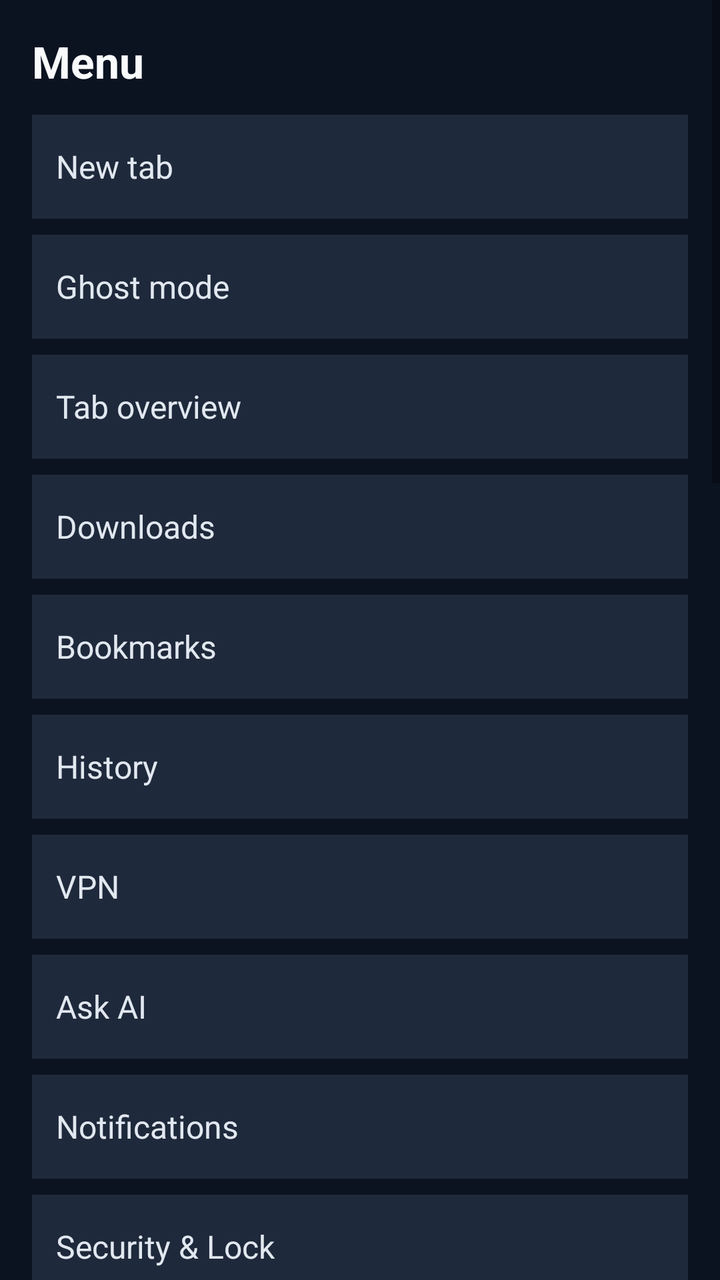
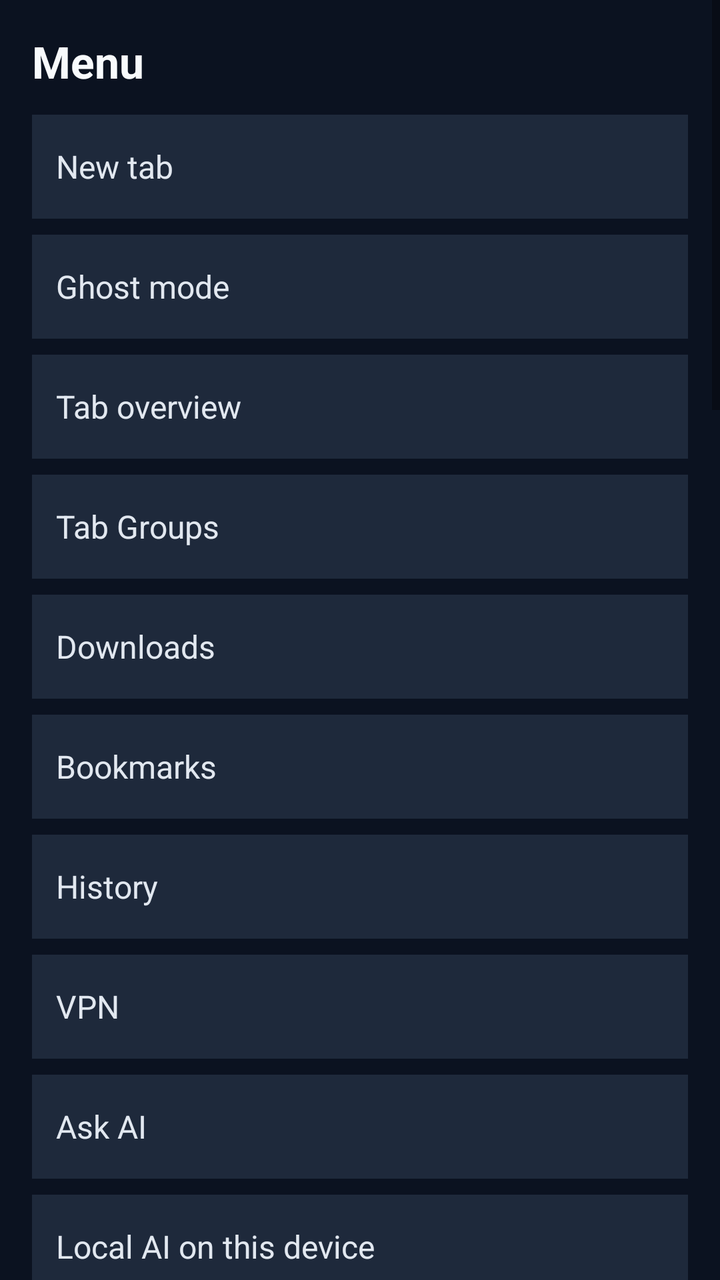

The first picture is an Android layout as it rendered before a commit; the second is the same layout after the commit. The layout source and the unified diff follow.
<!-- AndroidManifest.xml: activity theme Theme.Phormi -->
<!-- res/layout/activity_menu.xml -->
<?xml version="1.0" encoding="utf-8"?>
<ScrollView xmlns:android="http://schemas.android.com/apk/res/android"
    android:layout_width="match_parent"
    android:layout_height="match_parent"
    android:background="#0B1220"
    android:fillViewport="true">

    <LinearLayout
        android:layout_width="match_parent"
        android:layout_height="wrap_content"
        android:orientation="vertical"
        android:padding="16dp">

        <TextView
            android:layout_width="match_parent"
            android:layout_height="wrap_content"
            android:text="Menu"
            android:textColor="#F8FAFC"
            android:textSize="22sp"
            android:textStyle="bold"
            android:paddingBottom="12dp" />

        <TextView
            android:id="@+id/menu_new_tab"
            android:layout_width="match_parent"
            android:layout_height="52dp"
            android:gravity="center_vertical"
            android:text="New tab"
            android:textColor="#E2E8F0"
            android:textSize="16sp"
            android:paddingStart="12dp"
            android:paddingEnd="12dp"
            android:background="#1E293B"
            android:clickable="true"
            android:focusable="true" />

        <TextView
            android:id="@+id/menu_ghost"
            android:layout_width="match_parent"
            android:layout_height="52dp"
            android:layout_marginTop="8dp"
            android:gravity="center_vertical"
            android:text="Ghost mode"
            android:textColor="#E2E8F0"
            android:textSize="16sp"
            android:paddingStart="12dp"
            android:paddingEnd="12dp"
            android:background="#1E293B"
            android:clickable="true"
            android:focusable="true" />

        <TextView
            android:id="@+id/menu_tabs"
            android:layout_width="match_parent"
            android:layout_height="52dp"
            android:layout_marginTop="8dp"
            android:gravity="center_vertical"
            android:text="Tab overview"
            android:textColor="#E2E8F0"
            android:textSize="16sp"
            android:paddingStart="12dp"
            android:paddingEnd="12dp"
            android:background="#1E293B"
            android:clickable="true"
            android:focusable="true" />

        <TextView
            android:id="@+id/menu_downloads"
            android:layout_width="match_parent"
            android:layout_height="52dp"
            android:layout_marginTop="8dp"
            android:gravity="center_vertical"
            android:text="Downloads"
            android:textColor="#E2E8F0"
            android:textSize="16sp"
            android:paddingStart="12dp"
            android:paddingEnd="12dp"
            android:background="#1E293B"
            android:clickable="true"
            android:focusable="true" />

        <TextView
            android:id="@+id/menu_bookmarks"
            android:layout_width="match_parent"
            android:layout_height="52dp"
            android:layout_marginTop="8dp"
            android:gravity="center_vertical"
            android:text="Bookmarks"
            android:textColor="#E2E8F0"
            android:textSize="16sp"
            android:paddingStart="12dp"
            android:paddingEnd="12dp"
            android:background="#1E293B"
            android:clickable="true"
            android:focusable="true" />

        <TextView
            android:id="@+id/menu_history"
            android:layout_width="match_parent"
            android:layout_height="52dp"
            android:layout_marginTop="8dp"
            android:gravity="center_vertical"
            android:text="History"
            android:textColor="#E2E8F0"
            android:textSize="16sp"
            android:paddingStart="12dp"
            android:paddingEnd="12dp"
            android:background="#1E293B"
            android:clickable="true"
            android:focusable="true" />

        <TextView
            android:id="@+id/menu_vpn"
            android:layout_width="match_parent"
            android:layout_height="52dp"
            android:layout_marginTop="8dp"
            android:gravity="center_vertical"
            android:text="VPN"
            android:textColor="#E2E8F0"
            android:textSize="16sp"
            android:paddingStart="12dp"
            android:paddingEnd="12dp"
            android:background="#1E293B"
            android:clickable="true"
            android:focusable="true" />

        <TextView
            android:id="@+id/menu_ai"
            android:layout_width="match_parent"
            android:layout_height="52dp"
            android:layout_marginTop="8dp"
            android:gravity="center_vertical"
            android:text="Ask AI"
            android:textColor="#E2E8F0"
            android:textSize="16sp"
            android:paddingStart="12dp"
            android:paddingEnd="12dp"
            android:background="#1E293B"
            android:clickable="true"
            android:focusable="true" />

        <TextView
            android:id="@+id/menu_notifications"
            android:layout_width="match_parent"
            android:layout_height="52dp"
            android:layout_marginTop="8dp"
            android:gravity="center_vertical"
            android:text="Notifications"
            android:textColor="#E2E8F0"
            android:textSize="16sp"
            android:paddingStart="12dp"
            android:paddingEnd="12dp"
            android:background="#1E293B"
            android:clickable="true"
            android:focusable="true" />

        <TextView
            android:id="@+id/menu_security"
            android:layout_width="match_parent"
            android:layout_height="52dp"
            android:layout_marginTop="8dp"
            android:gravity="center_vertical"
            android:text="Security &amp; Lock"
            android:textColor="#E2E8F0"
            android:textSize="16sp"
            android:paddingStart="12dp"
            android:paddingEnd="12dp"
            android:background="#1E293B"
            android:clickable="true"
            android:focusable="true" />

        <TextView
            android:id="@+id/menu_site_lock"
            android:layout_width="match_parent"
            android:layout_height="52dp"
            android:layout_marginTop="8dp"
            android:gravity="center_vertical"
            android:text="Protect active site"
            android:textColor="#E2E8F0"
            android:textSize="16sp"
            android:paddingStart="12dp"
            android:paddingEnd="12dp"
            android:background="#1E293B"
            android:clickable="true"
            android:focusable="true" />

        <TextView
            android:id="@+id/menu_find"
            android:layout_width="match_parent"
            android:layout_height="52dp"
            android:layout_marginTop="8dp"
            android:gravity="center_vertical"
            android:text="Find in page"
            android:textColor="#E2E8F0"
            android:textSize="16sp"
            android:paddingStart="12dp"
            android:paddingEnd="12dp"
            android:background="#1E293B"
            android:clickable="true" android:focusable="true" />

        <TextView
            android:id="@+id/menu_share"
            android:layout_width="match_parent"
            android:layout_height="52dp"
            android:layout_marginTop="8dp"
            android:gravity="center_vertical"
            android:text="Share current page"
            android:textColor="#E2E8F0"
            android:textSize="16sp"
            android:paddingStart="12dp"
            android:paddingEnd="12dp"
            android:background="#1E293B"
            android:clickable="true" android:focusable="true" />

        <TextView
            android:id="@+id/menu_navigation_lens"
            android:layout_width="match_parent"
            android:layout_height="52dp"
            android:layout_marginTop="8dp"
            android:gravity="center_vertical"
            android:text="Navigation Lens"
            android:textColor="#E2E8F0"
            android:textSize="16sp"
            android:paddingStart="12dp"
            android:paddingEnd="12dp"
            android:background="#1E293B"
            android:clickable="true"
            android:focusable="true" />

        <TextView
            android:id="@+id/menu_object_anchors"
            android:layout_width="match_parent"
            android:layout_height="52dp"
            android:layout_marginTop="8dp"
            android:gravity="center_vertical"
            android:text="Object Anchors"
            android:textColor="#E2E8F0"
            android:textSize="16sp"
            android:paddingStart="12dp"
            android:paddingEnd="12dp"
            android:background="#1E293B"
            android:clickable="true"
            android:focusable="true" />

        <TextView
            android:id="@+id/menu_same_page_split"
            android:layout_width="match_parent"
            android:layout_height="52dp"
            android:layout_marginTop="8dp"
            android:gravity="center_vertical"
            android:text="Same page in Split Screen"
            android:textColor="#E2E8F0"
            android:textSize="16sp"
            android:paddingStart="12dp"
            android:paddingEnd="12dp"
            android:background="#1E293B"
            android:clickable="true"
            android:focusable="true" />

        <TextView
            android:id="@+id/menu_browser_lock"
            android:layout_width="match_parent"
            android:layout_height="52dp"
            android:layout_marginTop="8dp"
            android:gravity="center_vertical"
            android:text="Browser Lock"
            android:textColor="#E2E8F0"
            android:textSize="16sp"
            android:paddingStart="12dp"
            android:paddingEnd="12dp"
            android:background="#1E293B"
            android:clickable="true"
            android:focusable="true" />

        <TextView
            android:id="@+id/menu_pull_to_refresh"
            android:layout_width="match_parent"
            android:layout_height="52dp"
            android:layout_marginTop="8dp"
            android:gravity="center_vertical"
            android:text="Pull-to-refresh"
            android:textColor="#E2E8F0"
            android:textSize="16sp"
            android:paddingStart="12dp"
            android:paddingEnd="12dp"
            android:background="#1E293B"
            android:clickable="true"
            android:focusable="true" />

        <TextView
            android:id="@+id/menu_keep_screen_on"
            android:layout_width="match_parent"
            android:layout_height="52dp"
            android:layout_marginTop="8dp"
            android:gravity="center_vertical"
            android:text="Keep screen on"
            android:textColor="#E2E8F0"
            android:textSize="16sp"
            android:paddingStart="12dp"
            android:paddingEnd="12dp"
            android:background="#1E293B"
            android:clickable="true"
            android:focusable="true" />

        <TextView
            android:id="@+id/menu_split_screen"
            android:layout_width="match_parent"
            android:layout_height="52dp"
            android:layout_marginTop="8dp"
            android:gravity="center_vertical"
            android:text="Split screen"
            android:textColor="#E2E8F0"
            android:textSize="16sp"
            android:paddingStart="12dp"
            android:paddingEnd="12dp"
            android:background="#1E293B"
            android:clickable="true"
            android:focusable="true" />

        <TextView
            android:id="@+id/menu_desktop_mode"
            android:layout_width="match_parent"
            android:layout_height="52dp"
            android:layout_marginTop="8dp"
            android:gravity="center_vertical"
            android:text="Desktop mode"
            android:textColor="#E2E8F0"
            android:textSize="16sp"
            android:paddingStart="12dp"
            android:paddingEnd="12dp"
            android:background="#1E293B"
            android:clickable="true"
            android:focusable="true" />

        <TextView
            android:id="@+id/menu_favorite"
            android:layout_width="match_parent"
            android:layout_height="52dp"
            android:layout_marginTop="8dp"
            android:gravity="center_vertical"
            android:text="⬡ Add current page to Favorites"
            android:textColor="#E2E8F0"
            android:textSize="16sp"
            android:paddingStart="12dp"
            android:paddingEnd="12dp"
            android:background="#1E293B"
            android:clickable="true"
            android:focusable="true" />

        <TextView
            android:id="@+id/menu_tab_retention"
            android:layout_width="match_parent"
            android:layout_height="52dp"
            android:layout_marginTop="8dp"
            android:gravity="center_vertical"
            android:text="Tab retention"
            android:textColor="#E2E8F0"
            android:textSize="16sp"
            android:paddingStart="12dp"
            android:paddingEnd="12dp"
            android:background="#1E293B"
            android:clickable="true"
            android:focusable="true" />

        <TextView
            android:id="@+id/menu_theme"
            android:layout_width="match_parent"
            android:layout_height="52dp"
            android:layout_marginTop="8dp"
            android:gravity="center_vertical"
            android:text="Theme and wallpaper"
            android:textColor="#E2E8F0"
            android:textSize="16sp"
            android:paddingStart="12dp"
            android:paddingEnd="12dp"
            android:background="#1E293B"
            android:clickable="true"
            android:focusable="true" />

        <TextView
            android:id="@+id/menu_help"
            android:layout_width="match_parent"
            android:layout_height="52dp"
            android:layout_marginTop="8dp"
            android:gravity="center_vertical"
            android:text="Help"
            android:textColor="#E2E8F0"
            android:textSize="16sp"
            android:paddingStart="12dp"
            android:paddingEnd="12dp"
            android:background="#1E293B"
            android:clickable="true"
            android:focusable="true" />

        <TextView
            android:id="@+id/menu_settings"
            android:layout_width="match_parent"
            android:layout_height="52dp"
            android:layout_marginTop="8dp"
            android:gravity="center_vertical"
            android:text="Accounts &amp; sign-in"
            android:textColor="#E2E8F0"
            android:textSize="16sp"
            android:paddingStart="12dp"
            android:paddingEnd="12dp"
            android:background="#1E293B"
            android:clickable="true"
            android:focusable="true" />

        <TextView
            android:id="@+id/menu_close"
            android:layout_width="match_parent"
            android:layout_height="52dp"
            android:layout_marginTop="20dp"
            android:gravity="center"
            android:text="Close"
            android:textColor="#38BDF8"
            android:textSize="16sp"
            android:clickable="true"
            android:focusable="true" />
    </LinearLayout>
</ScrollView>
<!-- resources referenced by this layout -->
<resources>
  <style name="Theme.Phormi" parent="Theme.MaterialComponents.DayNight.NoActionBar">
          <item name="colorPrimary">#0F172A</item>
          <item name="colorPrimaryDark">#0F172A</item>
          <item name="colorAccent">#38BDF8</item>
          <item name="android:windowBackground">#0F172A</item>
      </style>
</resources>

<!-- the commit's change to res/layout/activity_menu.xml (unified diff, before → after) -->
@@ -65,6 +65,21 @@
             android:focusable="true" />
 
         <TextView
+            android:id="@+id/menu_groups"
+            android:layout_width="match_parent"
+            android:layout_height="52dp"
+            android:layout_marginTop="8dp"
+            android:gravity="center_vertical"
+            android:text="Tab Groups"
+            android:textColor="#E2E8F0"
+            android:textSize="16sp"
+            android:paddingStart="12dp"
+            android:paddingEnd="12dp"
+            android:background="#1E293B"
+            android:clickable="true"
+            android:focusable="true" />
+
+        <TextView
             android:id="@+id/menu_downloads"
             android:layout_width="match_parent"
             android:layout_height="52dp"
@@ -140,123 +155,64 @@
             android:focusable="true" />
 
         <TextView
+            android:id="@+id/menu_local_ai"
+            android:layout_width="match_parent"
+            android:layout_height="52dp"
+            android:layout_marginTop="8dp"
+            android:gravity="center_vertical"
+            android:text="Local AI on this device"
+            android:textColor="#E2E8F0"
+            android:textSize="16sp"
+            android:paddingStart="12dp"
+            android:paddingEnd="12dp"
+            android:background="#1E293B"
+            android:clickable="true"
+            android:focusable="true" />
+
+        <TextView
+            android:id="@+id/menu_video_analysis"
+            android:layout_width="match_parent"
+            android:layout_height="52dp"
+            android:layout_marginTop="8dp"
+            android:gravity="center_vertical"
+            android:text="Analyze current video with AI"
+            android:textColor="#E2E8F0"
+            android:textSize="16sp"
+            android:paddingStart="12dp"
+            android:paddingEnd="12dp"
+            android:background="#1E293B"
+            android:clickable="true"
+            android:focusable="true" />
+
+        <TextView
+            android:id="@+id/menu_keyboard"
+            android:layout_width="match_parent" android:layout_height="52dp" android:layout_marginTop="8dp" android:gravity="center_vertical"
+            android:text="Phormi Keyboard" android:textColor="#E2E8F0" android:textSize="16sp" android:paddingStart="12dp" android:paddingEnd="12dp" android:background="#1E293B" android:clickable="true" android:focusable="true" />
+        <TextView
+            android:id="@+id/menu_default_browser"
+            android:layout_width="match_parent" android:layout_height="52dp" android:layout_marginTop="8dp" android:gravity="center_vertical"
+            android:text="Default browser" android:textColor="#E2E8F0" android:textSize="16sp" android:paddingStart="12dp" android:paddingEnd="12dp" android:background="#1E293B" android:clickable="true" android:focusable="true" />
+        <TextView
+            android:id="@+id/menu_security"
+            android:layout_width="match_parent" android:layout_height="52dp" android:layout_marginTop="8dp" android:gravity="center_vertical"
+            android:text="Security Center" android:textColor="#E2E8F0" android:textSize="16sp" android:paddingStart="12dp" android:paddingEnd="12dp" android:background="#1E293B" android:clickable="true" android:focusable="true" />
+        <TextView
+            android:id="@+id/menu_site_lock"
+            android:layout_width="match_parent" android:layout_height="52dp" android:layout_marginTop="8dp" android:gravity="center_vertical"
+            android:text="Site lock" android:textColor="#E2E8F0" android:textSize="16sp" android:paddingStart="12dp" android:paddingEnd="12dp" android:background="#1E293B" android:clickable="true" android:focusable="true" />
+        <TextView
             android:id="@+id/menu_notifications"
-            android:layout_width="match_parent"
-            android:layout_height="52dp"
-            android:layout_marginTop="8dp"
-            android:gravity="center_vertical"
-            android:text="Notifications"
-            android:textColor="#E2E8F0"
-            android:textSize="16sp"
-            android:paddingStart="12dp"
-            android:paddingEnd="12dp"
-            android:background="#1E293B"
-            android:clickable="true"
-            android:focusable="true" />
-
-        <TextView
-            android:id="@+id/menu_security"
-            android:layout_width="match_parent"
-            android:layout_height="52dp"
-            android:layout_marginTop="8dp"
-            android:gravity="center_vertical"
-            android:text="Security &amp; Lock"
-            android:textColor="#E2E8F0"
-            android:textSize="16sp"
-            android:paddingStart="12dp"
-            android:paddingEnd="12dp"
-            android:background="#1E293B"
-            android:clickable="true"
-            android:focusable="true" />
-
-        <TextView
-            android:id="@+id/menu_site_lock"
-            android:layout_width="match_parent"
-            android:layout_height="52dp"
-            android:layout_marginTop="8dp"
-            android:gravity="center_vertical"
-            android:text="Protect active site"
-            android:textColor="#E2E8F0"
-            android:textSize="16sp"
-            android:paddingStart="12dp"
-            android:paddingEnd="12dp"
-            android:background="#1E293B"
-            android:clickable="true"
-            android:focusable="true" />
-
-        <TextView
-            android:id="@+id/menu_find"
-            android:layout_width="match_parent"
-            android:layout_height="52dp"
-            android:layout_marginTop="8dp"
-            android:gravity="center_vertical"
-            android:text="Find in page"
-            android:textColor="#E2E8F0"
-            android:textSize="16sp"
-            android:paddingStart="12dp"
-            android:paddingEnd="12dp"
-            android:background="#1E293B"
-            android:clickable="true" android:focusable="true" />
-
-        <TextView
-            android:id="@+id/menu_share"
-            android:layout_width="match_parent"
-            android:layout_height="52dp"
-            android:layout_marginTop="8dp"
-            android:gravity="center_vertical"
-            android:text="Share current page"
-            android:textColor="#E2E8F0"
-            android:textSize="16sp"
-            android:paddingStart="12dp"
-            android:paddingEnd="12dp"
-            android:background="#1E293B"
-            android:clickable="true" android:focusable="true" />
-
-        <TextView
-            android:id="@+id/menu_navigation_lens"
-            android:layout_width="match_parent"
-            android:layout_height="52dp"
-            android:layout_marginTop="8dp"
-            android:gravity="center_vertical"
-            android:text="Navigation Lens"
-            android:textColor="#E2E8F0"
-            android:textSize="16sp"
-            android:paddingStart="12dp"
-            android:paddingEnd="12dp"
-            android:background="#1E293B"
-            android:clickable="true"
-            android:focusable="true" />
-
-        <TextView
-            android:id="@+id/menu_object_anchors"
-            android:layout_width="match_parent"
-            android:layout_height="52dp"
-            android:layout_marginTop="8dp"
-            android:gravity="center_vertical"
-            android:text="Object Anchors"
-            android:textColor="#E2E8F0"
-            android:textSize="16sp"
-            android:paddingStart="12dp"
-            android:paddingEnd="12dp"
-            android:background="#1E293B"
-            android:clickable="true"
-            android:focusable="true" />
-
-        <TextView
-            android:id="@+id/menu_same_page_split"
-            android:layout_width="match_parent"
-            android:layout_height="52dp"
-            android:layout_marginTop="8dp"
-            android:gravity="center_vertical"
-            android:text="Same page in Split Screen"
-            android:textColor="#E2E8F0"
-            android:textSize="16sp"
-            android:paddingStart="12dp"
-            android:paddingEnd="12dp"
-            android:background="#1E293B"
-            android:clickable="true"
-            android:focusable="true" />
-
+            android:layout_width="match_parent" android:layout_height="52dp" android:layout_marginTop="8dp" android:gravity="center_vertical"
+            android:text="Notifications" android:textColor="#E2E8F0" android:textSize="16sp" android:paddingStart="12dp" android:paddingEnd="12dp" android:background="#1E293B" android:clickable="true" android:focusable="true" />
+        <TextView android:id="@+id/menu_find" android:layout_width="match_parent" android:layout_height="52dp" android:layout_marginTop="8dp" android:gravity="center_vertical" android:text="Find in page" android:textColor="#E2E8F0" android:textSize="16sp" android:paddingStart="12dp" android:paddingEnd="12dp" android:background="#1E293B" android:clickable="true" android:focusable="true" />
+        <TextView android:id="@+id/menu_share" android:layout_width="match_parent" android:layout_height="52dp" android:layout_marginTop="8dp" android:gravity="center_vertical" android:text="Share page" android:textColor="#E2E8F0" android:textSize="16sp" android:paddingStart="12dp" android:paddingEnd="12dp" android:background="#1E293B" android:clickable="true" android:focusable="true" />
+        <TextView android:id="@+id/menu_navigation_lens" android:layout_width="match_parent" android:layout_height="52dp" android:layout_marginTop="8dp" android:gravity="center_vertical" android:text="Navigation Lens" android:textColor="#E2E8F0" android:textSize="16sp" android:paddingStart="12dp" android:paddingEnd="12dp" android:background="#1E293B" android:clickable="true" android:focusable="true" />
+        <TextView android:id="@+id/menu_object_anchors" android:layout_width="match_parent" android:layout_height="52dp" android:layout_marginTop="8dp" android:gravity="center_vertical" android:text="Object Anchors" android:textColor="#E2E8F0" android:textSize="16sp" android:paddingStart="12dp" android:paddingEnd="12dp" android:background="#1E293B" android:clickable="true" android:focusable="true" />
+        <TextView android:id="@+id/menu_same_page_split" android:layout_width="match_parent" android:layout_height="52dp" android:layout_marginTop="8dp" android:gravity="center_vertical" android:text="Same-page split" android:textColor="#E2E8F0" android:textSize="16sp" android:paddingStart="12dp" android:paddingEnd="12dp" android:background="#1E293B" android:clickable="true" android:focusable="true" />
+        <TextView android:id="@+id/menu_desktop_mode" android:layout_width="match_parent" android:layout_height="52dp" android:layout_marginTop="8dp" android:gravity="center_vertical" android:text="Desktop site" android:textColor="#E2E8F0" android:textSize="16sp" android:paddingStart="12dp" android:paddingEnd="12dp" android:background="#1E293B" android:clickable="true" android:focusable="true" />
+        <TextView android:id="@+id/menu_favorite" android:layout_width="match_parent" android:layout_height="52dp" android:layout_marginTop="8dp" android:gravity="center_vertical" android:text="Favorite current page" android:textColor="#E2E8F0" android:textSize="16sp" android:paddingStart="12dp" android:paddingEnd="12dp" android:background="#1E293B" android:clickable="true" android:focusable="true" />
+        <TextView android:id="@+id/menu_keep_screen_on" android:layout_width="match_parent" android:layout_height="52dp" android:layout_marginTop="8dp" android:gravity="center_vertical" android:text="Keep screen on" android:textColor="#E2E8F0" android:textSize="16sp" android:paddingStart="12dp" android:paddingEnd="12dp" android:background="#1E293B" android:clickable="true" android:focusable="true" />
+        <TextView android:id="@+id/menu_help" android:layout_width="match_parent" android:layout_height="52dp" android:layout_marginTop="8dp" android:gravity="center_vertical" android:text="Help" android:textColor="#E2E8F0" android:textSize="16sp" android:paddingStart="12dp" android:paddingEnd="12dp" android:background="#1E293B" android:clickable="true" android:focusable="true" />
         <TextView
             android:id="@+id/menu_browser_lock"
             android:layout_width="match_parent"
@@ -288,21 +244,6 @@
             android:focusable="true" />
 
         <TextView
-            android:id="@+id/menu_keep_screen_on"
-            android:layout_width="match_parent"
-            android:layout_height="52dp"
-            android:layout_marginTop="8dp"
-            android:gravity="center_vertical"
-            android:text="Keep screen on"
-            android:textColor="#E2E8F0"
-            android:textSize="16sp"
-            android:paddingStart="12dp"
-            android:paddingEnd="12dp"
-            android:background="#1E293B"
-            android:clickable="true"
-            android:focusable="true" />
-
-        <TextView
             android:id="@+id/menu_split_screen"
             android:layout_width="match_parent"
             android:layout_height="52dp"
@@ -318,36 +259,6 @@
             android:focusable="true" />
 
         <TextView
-            android:id="@+id/menu_desktop_mode"
-            android:layout_width="match_parent"
-            android:layout_height="52dp"
-            android:layout_marginTop="8dp"
-            android:gravity="center_vertical"
-            android:text="Desktop mode"
-            android:textColor="#E2E8F0"
-            android:textSize="16sp"
-            android:paddingStart="12dp"
-            android:paddingEnd="12dp"
-            android:background="#1E293B"
-            android:clickable="true"
-            android:focusable="true" />
-
-        <TextView
-            android:id="@+id/menu_favorite"
-            android:layout_width="match_parent"
-            android:layout_height="52dp"
-            android:layout_marginTop="8dp"
-            android:gravity="center_vertical"
-            android:text="⬡ Add current page to Favorites"
-            android:textColor="#E2E8F0"
-            android:textSize="16sp"
-            android:paddingStart="12dp"
-            android:paddingEnd="12dp"
-            android:background="#1E293B"
-            android:clickable="true"
-            android:focusable="true" />
-
-        <TextView
             android:id="@+id/menu_tab_retention"
             android:layout_width="match_parent"
             android:layout_height="52dp"
@@ -369,21 +280,6 @@
             android:layout_marginTop="8dp"
             android:gravity="center_vertical"
             android:text="Theme and wallpaper"
-            android:textColor="#E2E8F0"
-            android:textSize="16sp"
-            android:paddingStart="12dp"
-            android:paddingEnd="12dp"
-            android:background="#1E293B"
-            android:clickable="true"
-            android:focusable="true" />
-
-        <TextView
-            android:id="@+id/menu_help"
-            android:layout_width="match_parent"
-            android:layout_height="52dp"
-            android:layout_marginTop="8dp"
-            android:gravity="center_vertical"
-            android:text="Help"
             android:textColor="#E2E8F0"
             android:textSize="16sp"
             android:paddingStart="12dp"
